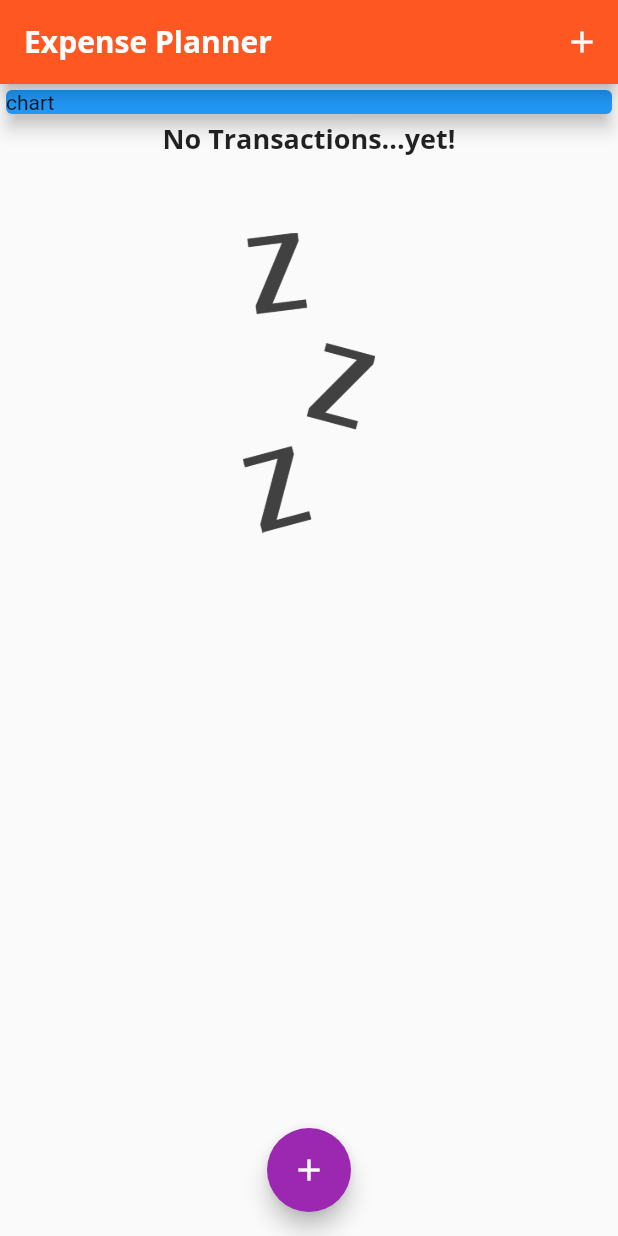
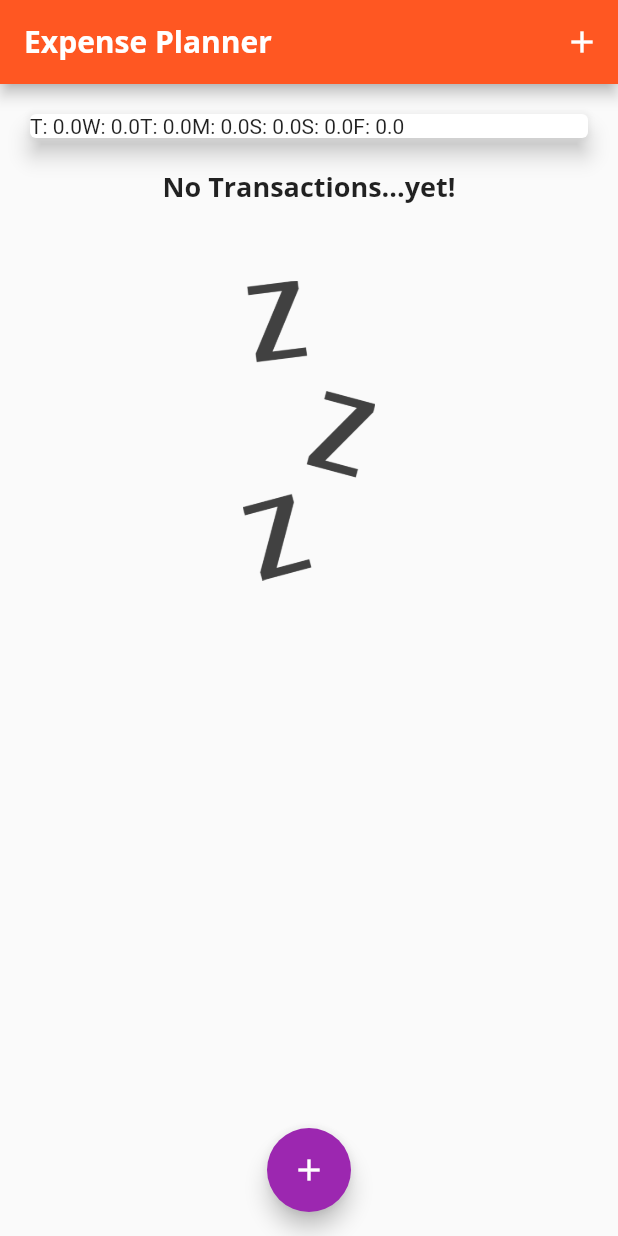
Before and after one commit to AdamTasma/flutter_expense_planner, a Flutter app: the screen it shows after launch, on a phone screen of 412 x 824 dp. Run offline on Flutter 3.47's test engine with Material 2 defaults, Android fonts, the phone set to English and light mode, and no system bars.

Commit message:
Get first iteration of my chart in place

```diff
--- a/lib/main.dart
+++ b/lib/main.dart
@@ -2,6 +2,7 @@ import 'package:flutter/material.dart';
 import './widgets/new_transaction.dart';
 import './widgets/transactions_list.dart';
 import './models/transaction.dart';
+import './widgets/chart.dart';
 
 void main() => runApp(MyApp());
 
@@ -60,6 +61,16 @@ class _MyHomePageState extends State<MyHomePage> {
 //    ),
   ];
 
+  List<Transaction> get _recentTransactions {
+    return _userTransactions.where((tx) {
+      return tx.date.isAfter(
+        DateTime.now().subtract(
+          Duration(days: 7),
+        ),
+      );
+    }).toList();
+  }
+
   void _addNewTransaction(String title, double amount) {
     final newTx = Transaction(
       title: title,
@@ -101,15 +112,8 @@ class _MyHomePageState extends State<MyHomePage> {
           mainAxisAlignment: MainAxisAlignment.start,
           crossAxisAlignment: CrossAxisAlignment.center,
           children: <Widget>[
-            Container(
-              width: double.infinity,
-              child: Card(
-                color: Colors.blue,
-                child: Text('chart'),
-                elevation: 5,
-              ),
-            ),
-            TransactionList(_userTransactions)
+            Chart(_recentTransactions),
+            TransactionList(_userTransactions),
           ],
         ),
       ),
--- a/lib/widgets/chart.dart
+++ b/lib/widgets/chart.dart
@@ -8,7 +8,7 @@ class Chart extends StatelessWidget {
   Chart(this.recentTransactions);
 
   List<Map<String, Object>> get groupedTransactionValues {
-    return List.generate(7, (index) {
+    return List.generate(7, (int index) {
       final weekDay = DateTime.now().subtract(
         Duration(days: index),
       );
@@ -20,7 +20,14 @@ class Chart extends StatelessWidget {
           totalSum += recentTransactions[i].amount;
         }
       }
-      return {'day': DateFormat.E(weekDay), 'amount': totalSum};
+
+//      print(DateFormat.E().format(weekDay));
+//      print(totalSum);
+
+      return {
+        'day': DateFormat.E().format(weekDay).substring(0, 1),
+        'amount': totalSum,
+      };
     });
   }
 
@@ -30,7 +37,9 @@ class Chart extends StatelessWidget {
       elevation: 6,
       margin: EdgeInsets.all(20),
       child: Row(
-        children: <Widget>[],
+        children: groupedTransactionValues.map((data) {
+          return Text('${data['day']}: ${data['amount']}');
+        }).toList(),
       ),
     );
   }
```
Also changed, not shown: lib/widgets/chart_bar.dart (added).
